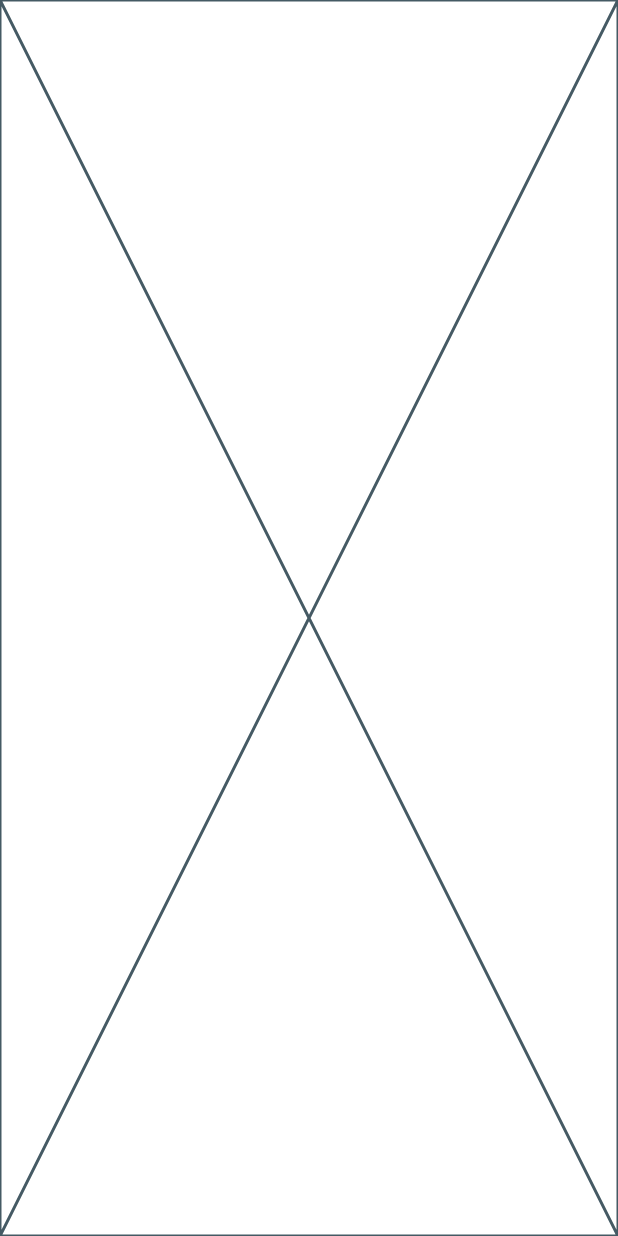
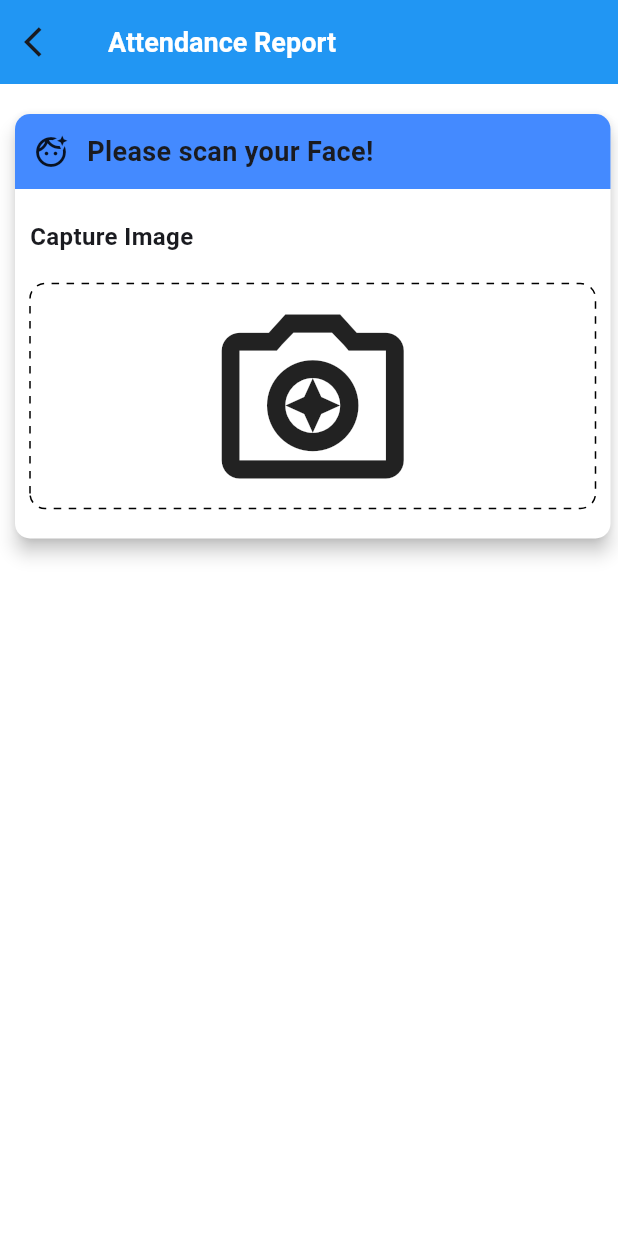
Before and after one commit to nailartnty/attendance-app, a Flutter app: the screen it shows after launch, after a tap on "Attendance Report", on a phone screen of 412 x 824 dp. Run offline on Flutter 3.47's test engine with Material 3 defaults, Android fonts, the phone set to English and light mode, and no system bars; drawn by our look-alikes of dotted_border; our stand-ins replace camera, cloud_firestore, firebase_core; missing offline and left inert: google_mlkit_face_detection; accounts and stored records are empty.

Commit message:
creating  camera box

```diff
--- a/lib/UI/attend/attendance_screen.dart
+++ b/lib/UI/attend/attendance_screen.dart
@@ -1,10 +1,143 @@
+import 'dart:io';
+
+import 'package:attendance/UI/attend/camera_screen.dart';
+import 'package:camera/camera.dart';
+import 'package:cloud_firestore/cloud_firestore.dart';
+import 'package:dotted_border/dotted_border.dart';
 import 'package:flutter/material.dart';
 
-class AttendanceScreen extends StatelessWidget {
-  const AttendanceScreen({super.key});
+class AttendanceScreen extends StatefulWidget {
+  final XFile? image;
+
+  const AttendanceScreen({super.key, required this.image});
 
   @override
+  State<AttendanceScreen> createState() => _AttendanceScreenState(this.image);
+}
+
+class _AttendanceScreenState extends State<AttendanceScreen> {
+  _AttendanceScreenState(this.image);
+
+  // DEFAULT VALUE yg kita buat
+  XFile? image;
+  String address = "", date = "", time = "", dateTime = "", status = "Attend"; // time-stand
+  bool isLoading = false;
+  double lat = 0.0, long = 0.0; // untuk posisi titik koordinat kita atau untuk menangani lokasi geografis perangkat
+  int dateHours = 0, minute = 0;
+  final controller = TextEditingController(); // untuk masukin nama pengguna
+  final CollectionReference dataCollection = FirebaseFirestore.instance.collection('attendance'); // untuk colecting data
+
+  @override
+  void initState() {
+    super.initState();
+    handleLocationPermission();
+    setDataTime();
+    setAttendStatus();
+
+    if (image != null) {
+      isLoading = true;
+      getGeoLocationPosition();
+    }
+  }
+
+  @override // -> annotation
   Widget build(BuildContext context) {
-    return const Placeholder();
+    Size size = MediaQuery.of(context).size; // mempresantasikan ukuran layar
+
+    return Scaffold(
+      backgroundColor: Colors.white,
+      appBar:  AppBar(
+        elevation: 0,
+        backgroundColor: Colors.blue,
+        leading: IconButton(
+          icon: const Icon(Icons.arrow_back_ios),
+          onPressed: () => Navigator.of(context).pop(),
+        ),
+        title: const Text(
+          "Attendance Report",
+          style: TextStyle(
+            fontSize: 18,
+            fontWeight: FontWeight.bold,
+            color: Colors.white
+          ),
+        ),
+      ),
+
+      body: SingleChildScrollView(
+        child: Card(
+          color: Colors.white,
+          margin: const EdgeInsets.fromLTRB(10, 20, 5, 30),
+          shape: RoundedRectangleBorder(
+            borderRadius: BorderRadius.circular(10)
+          ),
+          elevation: 5,
+          child: Column(
+            crossAxisAlignment: CrossAxisAlignment.start,
+            children: <Widget>[
+              Container(
+                height: 50,
+                decoration: const BoxDecoration(
+                  borderRadius: BorderRadius.only(
+                    topLeft: Radius.circular(10),
+                    topRight: Radius.circular(10)
+                  ),
+                  color: Colors.blueAccent
+                ),
+                child: const Row(
+                  children: <Widget> [
+                    SizedBox(width: 12),
+                    Icon(Icons.face_retouching_natural_outlined),
+                    SizedBox(width: 12),
+                    Text(
+                      "Please scan your Face!",
+                      style: TextStyle(
+                        fontSize: 18,
+                        fontWeight: FontWeight.bold,
+                      ),
+                    )
+                  ],
+                )
+              ),
+              const Padding(
+                padding: EdgeInsets.fromLTRB(10, 20, 0, 20),
+                child: Text(
+                  "Capture Image",
+                  style: TextStyle(
+                    fontSize: 16,
+                    fontWeight: FontWeight.bold
+                  ),
+                ),
+              ),
+              GestureDetector(
+                onTap: () {
+                  Navigator.push(
+                    context,
+                    MaterialPageRoute(builder: (context) => const CameraScreen())
+                  );
+                },
+                child: Container(
+                  margin: const EdgeInsets.fromLTRB(10, 0, 10, 20),
+                  width: size.width,
+                  height: 150,
+                  child: DottedBorder(
+                    radius: const Radius.circular(10),
+                    borderType: BorderType.RRect,
+                    strokeWidth: 1,
+                    dashPattern: const [5, 5],
+                    child: SizedBox.expand( // kayak expanded tapi dia bawaan sizebox
+                      child: FittedBox(
+                        child: image != null ?
+                        Image.file(File(image!.path), fit: BoxFit.cover)
+                        : const Icon(Icons.camera_enhance_outlined)
+                      ),
+                    )
+                  ),
+                ),
+              )
+            ]
+          ),
+        ),
+      ),
+    );
   }
 }
--- /dev/null
+++ b/lib/UI/attend/camera_screen.dart
@@ -0,0 +1,15 @@
+import 'package:flutter/material.dart';
+
+class CameraScreen extends StatefulWidget {
+  const CameraScreen({super.key});
+
+  @override
+  State<CameraScreen> createState() => _CameraScreenState();
+}
+
+class _CameraScreenState extends State<CameraScreen> {
+  @override
+  Widget build(BuildContext context) {
+    return const Placeholder();
+  }
+}
```
Also changed, not shown: pubspec.yaml (+9 -9 lines), lib/UI/history/history_screen.dart (added), lib/UI/permission/permission_screen.dart (added).
